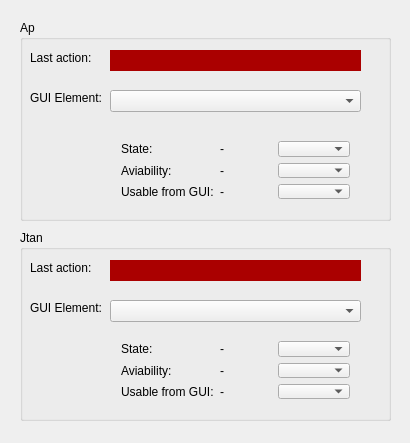
Qt form GUIMonitor/GUIMonitor.ui (joelkaltman/TAM2C) before a commit.
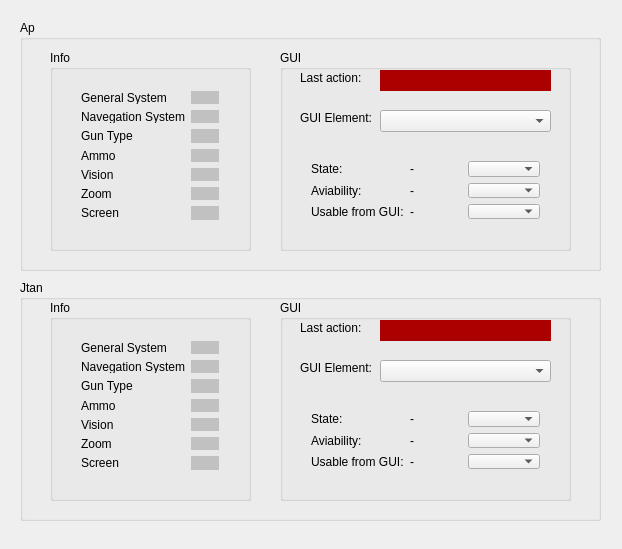
The same form after that commit.

Commit message: Added current member config state to monitor

What changed in the file:
```diff
--- a/GUIMonitor/GUIMonitor.ui
+++ b/GUIMonitor/GUIMonitor.ui
@@ -6,8 +6,8 @@
    <rect>
     <x>0</x>
     <y>0</y>
-    <width>410</width>
-    <height>443</height>
+    <width>622</width>
+    <height>549</height>
    </rect>
   </property>
   <property name="windowTitle">
@@ -18,74 +18,30 @@
     <rect>
      <x>20</x>
      <y>20</y>
-     <width>371</width>
-     <height>201</height>
+     <width>581</width>
+     <height>251</height>
     </rect>
    </property>
    <property name="title">
     <string>Ap</string>
    </property>
-   <widget class="QLabel" name="label">
+   <widget class="QGroupBox" name="groupBox">
     <property name="geometry">
      <rect>
-      <x>10</x>
+      <x>260</x>
       <y>30</y>
-      <width>61</width>
-      <height>16</height>
+      <width>291</width>
+      <height>201</height>
      </rect>
     </property>
-    <property name="text">
-     <string>Last action:</string>
+    <property name="title">
+     <string>GUI</string>
     </property>
-   </widget>
-   <widget class="QLabel" name="lbl_ap_last_action">
-    <property name="geometry">
-     <rect>
-      <x>90</x>
-      <y>30</y>
-      <width>251</width>
-      <height>21</height>
-     </rect>
-    </property>
-    <property name="styleSheet">
-     <string notr="true">background-color: rgb(170, 0, 0);
-color: rgb(255, 255, 255);</string>
-    </property>
-    <property name="text">
-     <string/>
-    </property>
-    <property name="margin">
-     <number>5</number>
-    </property>
-   </widget>
-   <widget class="QComboBox" name="cmb_ap_gui_elem">
-    <property name="geometry">
-     <rect>
-      <x>90</x>
-      <y>70</y>
-      <width>251</width>
-      <height>22</height>
-     </rect>
-    </property>
-   </widget>
-   <widget class="QLabel" name="label_2">
-    <property name="geometry">
-     <rect>
-      <x>10</x>
-      <y>70</y>
-      <width>71</width>
-      <height>16</height>
-     </rect>
-    </property>
-    <property name="text">
-     <string>GUI Element:</string>
-    </property>
-   </widget>
    <widget class="QWidget" name="gridLayoutWidget_2">
     <property name="geometry">
      <rect>
-      <x>90</x>
-      <y>110</y>
+       <x>20</x>
+       <y>100</y>
       <width>251</width>
       <height>80</height>
      </rect>
@@ -144,24 +100,237 @@
      </item>
     </layout>
    </widget>
+    <widget class="QLabel" name="label">
+     <property name="geometry">
+      <rect>
+       <x>20</x>
+       <y>20</y>
+       <width>61</width>
+       <height>16</height>
+      </rect>
+     </property>
+     <property name="text">
+      <string>Last action:</string>
+     </property>
+    </widget>
+    <widget class="QLabel" name="label_2">
+     <property name="geometry">
+      <rect>
+       <x>20</x>
+       <y>60</y>
+       <width>71</width>
+       <height>16</height>
+      </rect>
+     </property>
+     <property name="text">
+      <string>GUI Element:</string>
+     </property>
+    </widget>
+    <widget class="QLabel" name="lbl_ap_last_action">
+     <property name="geometry">
+      <rect>
+       <x>100</x>
+       <y>20</y>
+       <width>171</width>
+       <height>21</height>
+      </rect>
+     </property>
+     <property name="styleSheet">
+      <string notr="true">background-color: rgb(170, 0, 0);
+color: rgb(255, 255, 255);</string>
+     </property>
+     <property name="text">
+      <string/>
+     </property>
+     <property name="margin">
+      <number>5</number>
+     </property>
+    </widget>
+    <widget class="QComboBox" name="cmb_ap_gui_elem">
+     <property name="geometry">
+      <rect>
+       <x>100</x>
+       <y>60</y>
+       <width>171</width>
+       <height>22</height>
+      </rect>
+     </property>
+    </widget>
+   </widget>
+   <widget class="QGroupBox" name="groupBox_2">
+    <property name="geometry">
+     <rect>
+      <x>30</x>
+      <y>30</y>
+      <width>201</width>
+      <height>201</height>
+     </rect>
+    </property>
+    <property name="title">
+     <string>Info</string>
+    </property>
+    <widget class="QWidget" name="formLayoutWidget">
+     <property name="geometry">
+      <rect>
+       <x>20</x>
+       <y>30</y>
+       <width>160</width>
+       <height>151</height>
+      </rect>
+     </property>
+     <layout class="QFormLayout" name="formLayout">
+      <item row="0" column="0">
+       <widget class="QLabel" name="label_11">
+        <property name="text">
+         <string>General System</string>
+        </property>
+       </widget>
+      </item>
+      <item row="1" column="0">
+       <widget class="QLabel" name="label_12">
+        <property name="text">
+         <string>Navegation System</string>
+        </property>
+       </widget>
+      </item>
+      <item row="2" column="0">
+       <widget class="QLabel" name="label_13">
+        <property name="text">
+         <string>Gun Type</string>
+        </property>
+       </widget>
+      </item>
+      <item row="3" column="0">
+       <widget class="QLabel" name="label_14">
+        <property name="text">
+         <string>Ammo</string>
+        </property>
+       </widget>
+      </item>
+      <item row="4" column="0">
+       <widget class="QLabel" name="label_15">
+        <property name="text">
+         <string>Vision</string>
+        </property>
+       </widget>
+      </item>
+      <item row="5" column="0">
+       <widget class="QLabel" name="label_16">
+        <property name="text">
+         <string>Zoom</string>
+        </property>
+       </widget>
+      </item>
+      <item row="6" column="0">
+       <widget class="QLabel" name="label_17">
+        <property name="text">
+         <string>Screen</string>
+        </property>
+       </widget>
+      </item>
+      <item row="0" column="1">
+       <widget class="QLabel" name="lbl_ap_info_general">
+        <property name="styleSheet">
+         <string notr="true">background-color: rgb(193, 193, 193)</string>
+        </property>
+        <property name="text">
+         <string/>
+        </property>
+       </widget>
+      </item>
+      <item row="1" column="1">
+       <widget class="QLabel" name="lbl_ap_info_navegation">
+        <property name="styleSheet">
+         <string notr="true">background-color: rgb(193, 193, 193)</string>
+        </property>
+        <property name="text">
+         <string/>
+        </property>
+       </widget>
+      </item>
+      <item row="2" column="1">
+       <widget class="QLabel" name="lbl_ap_info_gun">
+        <property name="styleSheet">
+         <string notr="true">background-color: rgb(193, 193, 193)</string>
+        </property>
+        <property name="text">
+         <string/>
+        </property>
+       </widget>
+      </item>
+      <item row="3" column="1">
+       <widget class="QLabel" name="lbl_ap_info_ammo">
+        <property name="styleSheet">
+         <string notr="true">background-color: rgb(193, 193, 193)</string>
+        </property>
+        <property name="text">
+         <string/>
+        </property>
+       </widget>
+      </item>
+      <item row="4" column="1">
+       <widget class="QLabel" name="lbl_ap_info_vision">
+        <property name="styleSheet">
+         <string notr="true">background-color: rgb(193, 193, 193)</string>
+        </property>
+        <property name="text">
+         <string/>
+        </property>
+       </widget>
+      </item>
+      <item row="5" column="1">
+       <widget class="QLabel" name="lbl_ap_info_zoom">
+        <property name="styleSheet">
+         <string notr="true">background-color: rgb(193, 193, 193)</string>
+        </property>
+        <property name="text">
+         <string/>
+        </property>
+       </widget>
+      </item>
+      <item row="6" column="1">
+       <widget class="QLabel" name="lbl_ap_info_screen">
+        <property name="styleSheet">
+         <string notr="true">background-color: rgb(193, 193, 193)</string>
+        </property>
+        <property name="text">
+         <string/>
+        </property>
+       </widget>
+      </item>
+     </layout>
+    </widget>
+   </widget>
   </widget>
   <widget class="QGroupBox" name="grp_jtan">
    <property name="geometry">
     <rect>
      <x>20</x>
-     <y>230</y>
-     <width>371</width>
-     <height>191</height>
+     <y>280</y>
+     <width>581</width>
+     <height>241</height>
     </rect>
    </property>
    <property name="title">
     <string>Jtan</string>
    </property>
+   <widget class="QGroupBox" name="groupBox_3">
+    <property name="geometry">
+     <rect>
+      <x>260</x>
+      <y>20</y>
+      <width>291</width>
+      <height>201</height>
+     </rect>
+    </property>
+    <property name="title">
+     <string>GUI</string>
+    </property>
    <widget class="QLabel" name="label_6">
     <property name="geometry">
      <rect>
-      <x>10</x>
-      <y>30</y>
+       <x>20</x>
+       <y>20</y>
       <width>61</width>
       <height>16</height>
      </rect>
@@ -170,41 +339,11 @@
      <string>Last action:</string>
     </property>
    </widget>
-   <widget class="QLabel" name="lbl_jtan_last_action">
-    <property name="geometry">
-     <rect>
-      <x>90</x>
-      <y>30</y>
-      <width>251</width>
-      <height>21</height>
-     </rect>
-    </property>
-    <property name="styleSheet">
-     <string notr="true">background-color: rgb(170, 0, 0);
-color: rgb(255, 255, 255);</string>
-    </property>
-    <property name="text">
-     <string/>
-    </property>
-    <property name="margin">
-     <number>5</number>
-    </property>
-   </widget>
-   <widget class="QComboBox" name="cmb_jtan_gui_elem">
-    <property name="geometry">
-     <rect>
-      <x>90</x>
-      <y>70</y>
-      <width>251</width>
-      <height>22</height>
-     </rect>
-    </property>
-   </widget>
    <widget class="QLabel" name="label_7">
     <property name="geometry">
      <rect>
-      <x>10</x>
-      <y>70</y>
+       <x>20</x>
+       <y>60</y>
       <width>71</width>
       <height>16</height>
      </rect>
@@ -213,10 +352,20 @@
      <string>GUI Element:</string>
     </property>
    </widget>
+    <widget class="QComboBox" name="cmb_jtan_gui_elem">
+     <property name="geometry">
+      <rect>
+       <x>100</x>
+       <y>60</y>
+       <width>171</width>
+       <height>22</height>
+      </rect>
+     </property>
+    </widget>
    <widget class="QWidget" name="gridLayoutWidget">
     <property name="geometry">
      <rect>
-      <x>90</x>
+       <x>20</x>
       <y>100</y>
       <width>251</width>
       <height>80</height>
@@ -275,6 +424,171 @@
       </widget>
      </item>
     </layout>
+    </widget>
+    <widget class="QLabel" name="lbl_jtan_last_action">
+     <property name="geometry">
+      <rect>
+       <x>100</x>
+       <y>20</y>
+       <width>171</width>
+       <height>21</height>
+      </rect>
+     </property>
+     <property name="styleSheet">
+      <string notr="true">background-color: rgb(170, 0, 0);
+color: rgb(255, 255, 255);</string>
+     </property>
+     <property name="text">
+      <string/>
+     </property>
+     <property name="margin">
+      <number>5</number>
+     </property>
+    </widget>
+   </widget>
+   <widget class="QGroupBox" name="groupBox_4">
+    <property name="geometry">
+     <rect>
+      <x>30</x>
+      <y>20</y>
+      <width>201</width>
+      <height>201</height>
+     </rect>
+    </property>
+    <property name="title">
+     <string>Info</string>
+    </property>
+    <widget class="QWidget" name="formLayoutWidget_2">
+     <property name="geometry">
+      <rect>
+       <x>20</x>
+       <y>30</y>
+       <width>160</width>
+       <height>151</height>
+      </rect>
+     </property>
+     <layout class="QFormLayout" name="formLayout_3">
+      <item row="0" column="0">
+       <widget class="QLabel" name="label_18">
+        <property name="text">
+         <string>General System</string>
+        </property>
+       </widget>
+      </item>
+      <item row="1" column="0">
+       <widget class="QLabel" name="label_19">
+        <property name="text">
+         <string>Navegation System</string>
+        </property>
+       </widget>
+      </item>
+      <item row="2" column="0">
+       <widget class="QLabel" name="label_20">
+        <property name="text">
+         <string>Gun Type</string>
+        </property>
+       </widget>
+      </item>
+      <item row="3" column="0">
+       <widget class="QLabel" name="label_21">
+        <property name="text">
+         <string>Ammo</string>
+        </property>
+       </widget>
+      </item>
+      <item row="4" column="0">
+       <widget class="QLabel" name="label_22">
+        <property name="text">
+         <string>Vision</string>
+        </property>
+       </widget>
+      </item>
+      <item row="5" column="0">
+       <widget class="QLabel" name="label_23">
+        <property name="text">
+         <string>Zoom</string>
+        </property>
+       </widget>
+      </item>
+      <item row="6" column="0">
+       <widget class="QLabel" name="label_24">
+        <property name="text">
+         <string>Screen</string>
+        </property>
+       </widget>
+      </item>
+      <item row="0" column="1">
+       <widget class="QLabel" name="lbl_jtan_info_general">
+        <property name="styleSheet">
+         <string notr="true">background-color: rgb(193, 193, 193)</string>
+        </property>
+        <property name="text">
+         <string/>
+        </property>
+       </widget>
+      </item>
+      <item row="1" column="1">
+       <widget class="QLabel" name="lbl_jtan_info_navegation">
+        <property name="styleSheet">
+         <string notr="true">background-color: rgb(193, 193, 193)</string>
+        </property>
+        <property name="text">
+         <string/>
+        </property>
+       </widget>
+      </item>
+      <item row="2" column="1">
+       <widget class="QLabel" name="lbl_jtan_info_gun">
+        <property name="styleSheet">
+         <string notr="true">background-color: rgb(193, 193, 193)</string>
+        </property>
+        <property name="text">
+         <string/>
+        </property>
+       </widget>
+      </item>
+      <item row="3" column="1">
+       <widget class="QLabel" name="lbl_jtan_info_ammo">
+        <property name="styleSheet">
+         <string notr="true">background-color: rgb(193, 193, 193)</string>
+        </property>
+        <property name="text">
+         <string/>
+        </property>
+       </widget>
+      </item>
+      <item row="4" column="1">
+       <widget class="QLabel" name="lbl_jtan_info_vision">
+        <property name="styleSheet">
+         <string notr="true">background-color: rgb(193, 193, 193)</string>
+        </property>
+        <property name="text">
+         <string/>
+        </property>
+       </widget>
+      </item>
+      <item row="5" column="1">
+       <widget class="QLabel" name="lbl_jtan_info_zoom">
+        <property name="styleSheet">
+         <string notr="true">background-color: rgb(193, 193, 193)</string>
+        </property>
+        <property name="text">
+         <string/>
+        </property>
+       </widget>
+      </item>
+      <item row="6" column="1">
+       <widget class="QLabel" name="lbl_jtan_info_screen">
+        <property name="styleSheet">
+         <string notr="true">background-color: rgb(193, 193, 193)</string>
+        </property>
+        <property name="text">
+         <string/>
+        </property>
+       </widget>
+      </item>
+     </layout>
+    </widget>
    </widget>
   </widget>
  </widget>
```
Lines whose indentation alone changed are shown as unchanged. The commit also changes 15 other files.
